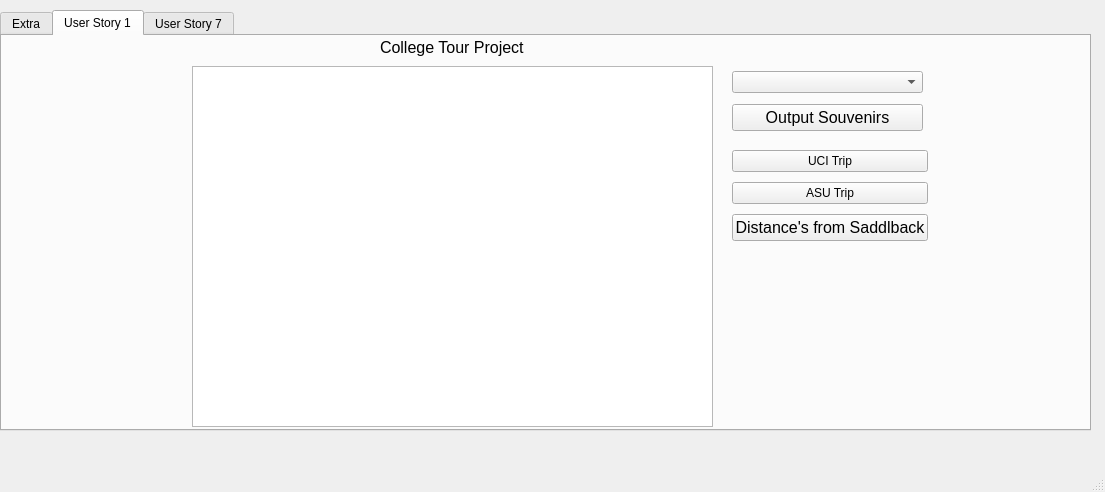
Before: the Qt Designer form mainwindow.ui in CS1DScrumDogs/Code, drawn with Qt 5.
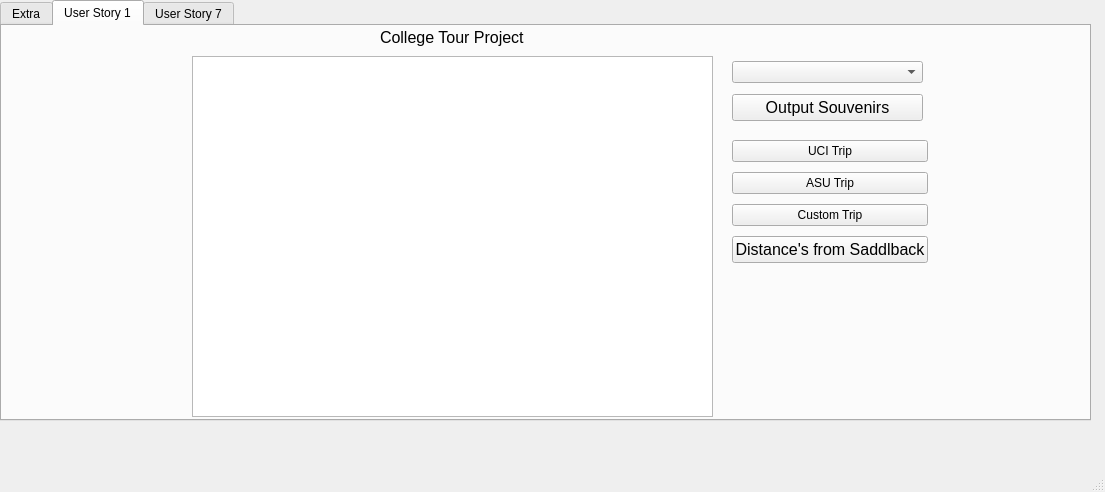
After: the same form once the commit is applied.

Patch:
```diff
--- a/mainwindow.ui
+++ b/mainwindow.ui
@@ -18,7 +18,7 @@
     <property name="geometry">
      <rect>
       <x>0</x>
-      <y>10</y>
+      <y>0</y>
       <width>1091</width>
       <height>421</height>
      </rect>
@@ -106,7 +106,7 @@
         <x>730</x>
         <y>110</y>
         <width>196</width>
-        <height>100</height>
+        <height>134</height>
        </rect>
       </property>
       <layout class="QVBoxLayout" name="verticalLayout">
@@ -124,6 +124,13 @@
          </property>
         </widget>
        </item>
+       <item>
+        <widget class="QPushButton" name="pushButton_CustomTrip">
+         <property name="text">
+          <string>Custom Trip</string>
+         </property>
+        </widget>
+       </item>
        <item>
         <widget class="QPushButton" name="pushButton_Load">
          <property name="font">
@@ -138,7 +145,7 @@
        </item>
       </layout>
      </widget>
-     <widget class="QWidget" name="">
+     <widget class="QWidget" name="layoutWidget">
       <property name="geometry">
        <rect>
         <x>190</x>
```
